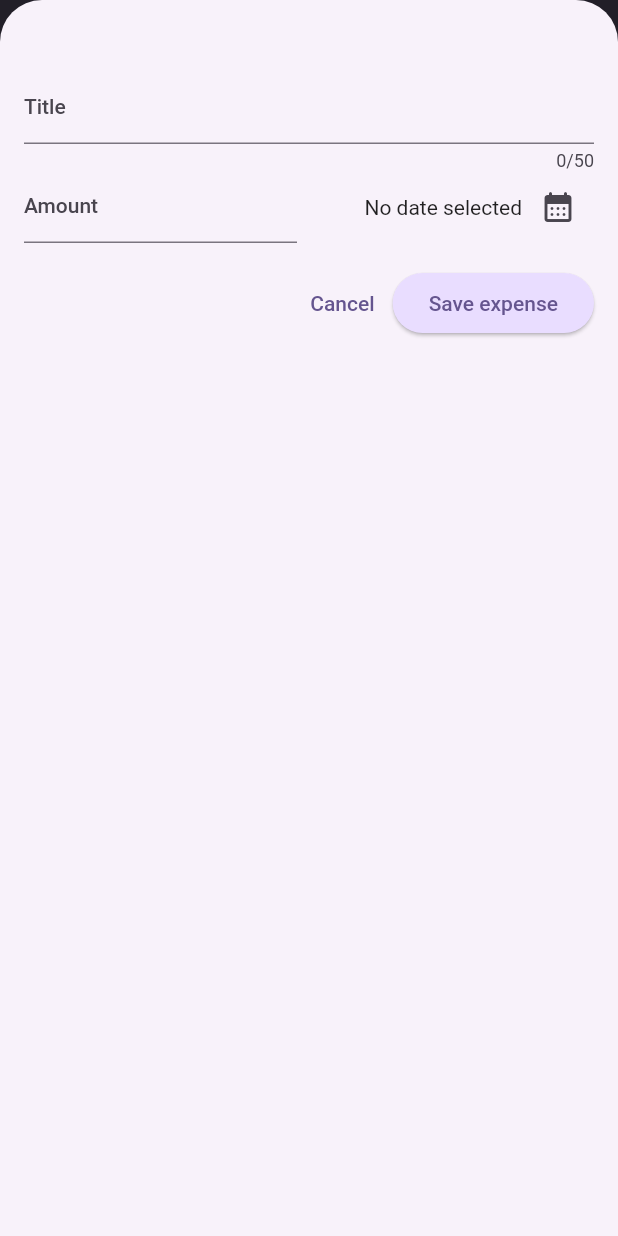
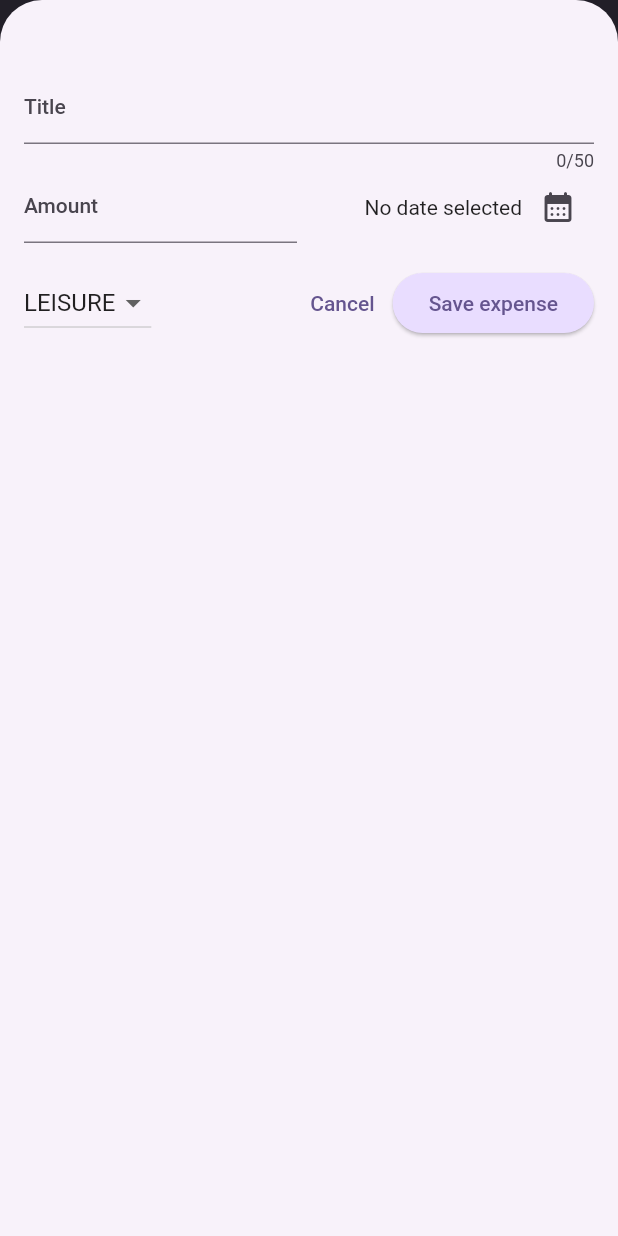
Before and after one commit to Vedant62/expense_tracker_app, a Flutter app: the screen it shows after launch, after a tap on the "add" icon, on a phone screen of 412 x 824 dp. Run offline on Flutter 3.47's test engine with Material 2 defaults, Android fonts, the phone set to English and light mode, and no system bars.

Commit message:
added app icon

```diff
--- a/lib/widgets/new_expense.dart
+++ b/lib/widgets/new_expense.dart
@@ -201,7 +201,7 @@ class _NewExpenseState extends State<NewExpense> {
                   SizedBox(
                     height: 16,
                   ),
-                  if (width>=100)
+                  if (width>=600)
                     Row(children: [
                       Spacer(),
                       TextButton(
--- a/pubspec.yaml
+++ b/pubspec.yaml
@@ -38,9 +38,15 @@ dependencies:
   uuid: ^4.1.0
   intl: ^0.18.1
 
+
 dev_dependencies:
   flutter_test:
     sdk: flutter
+  flutter_launcher_icons: ^0.13.1
+flutter_launcher_icons:
+  android: "launcher_icon"
+  ios: true
+  image_path: 'assets/pngegg.png'
 
   # The "flutter_lints" package below contains a set of recommended lints to
   # encourage good coding practices. The lint set provided by the package is
```
Also changed, not shown: assets/pngegg.png (added), pubspec.lock, 27 other files.
